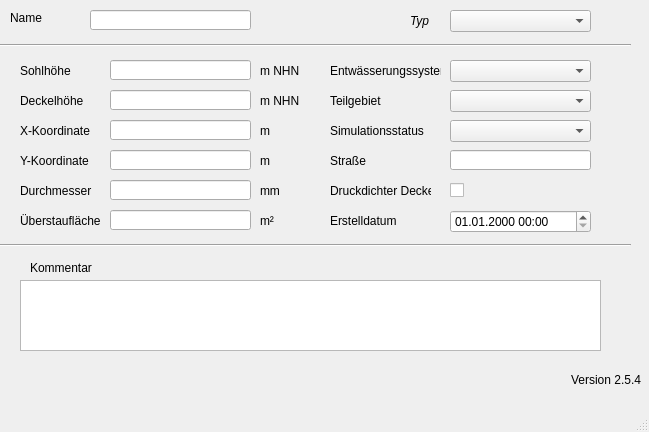
Old version of the form qkan/forms/qkan_schaechte.ui in the repository hoettges/QKan.
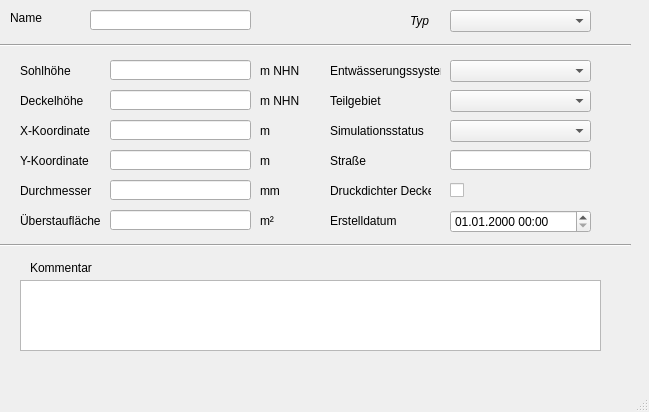
New version of the form. Custom widgets are drawn as their Qt base class.

```diff
--- a/qkan/forms/qkan_schaechte.ui
+++ b/qkan/forms/qkan_schaechte.ui
@@ -10,7 +10,7 @@
     <x>0</x>
     <y>0</y>
     <width>649</width>
-    <height>432</height>
+    <height>412</height>
    </rect>
   </property>
   <property name="windowTitle">
@@ -439,25 +439,6 @@
      </rect>
     </property>
    </widget>
-   <widget class="QLabel" name="lb_version">
-    <property name="geometry">
-     <rect>
-      <x>570</x>
-      <y>370</y>
-      <width>71</width>
-      <height>20</height>
-     </rect>
-    </property>
-    <property name="toolTip">
-     <string>Version QKan Import</string>
-    </property>
-    <property name="text">
-     <string>Version 2.5.4</string>
-    </property>
-    <property name="alignment">
-     <set>Qt::AlignRight|Qt::AlignTrailing|Qt::AlignVCenter</set>
-    </property>
-   </widget>
    <widget class="QComboBox" name="schachttyp">
     <property name="geometry">
      <rect>
```
Left out of the diff: 2 changed lines with no effect on the pictures.
